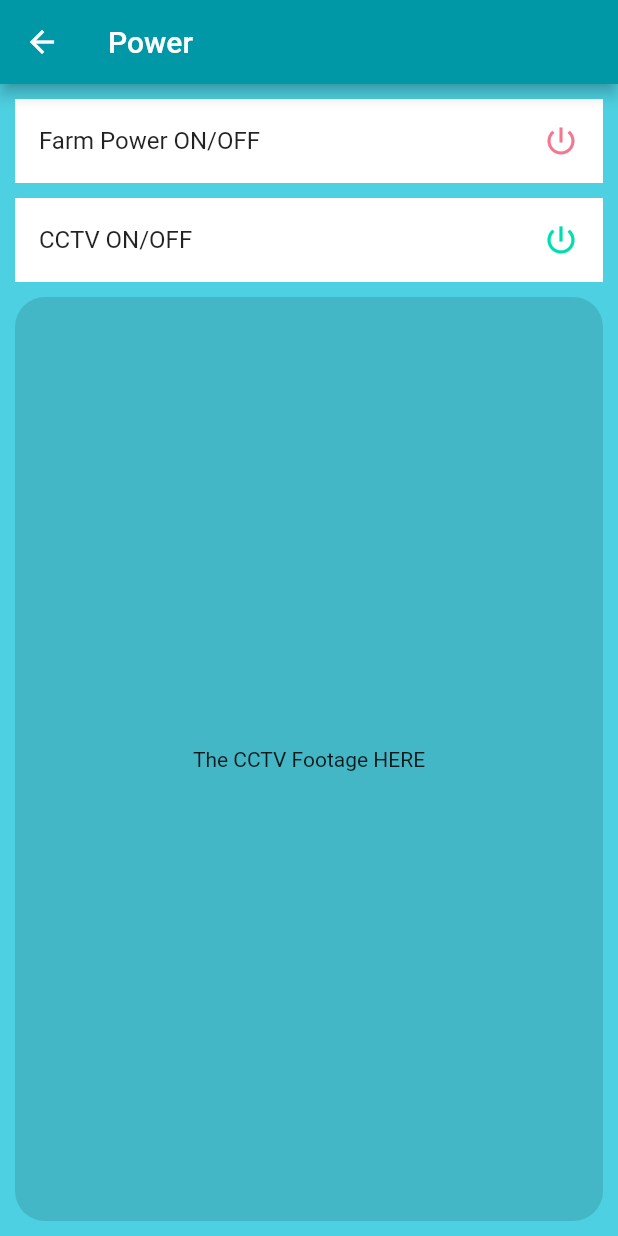
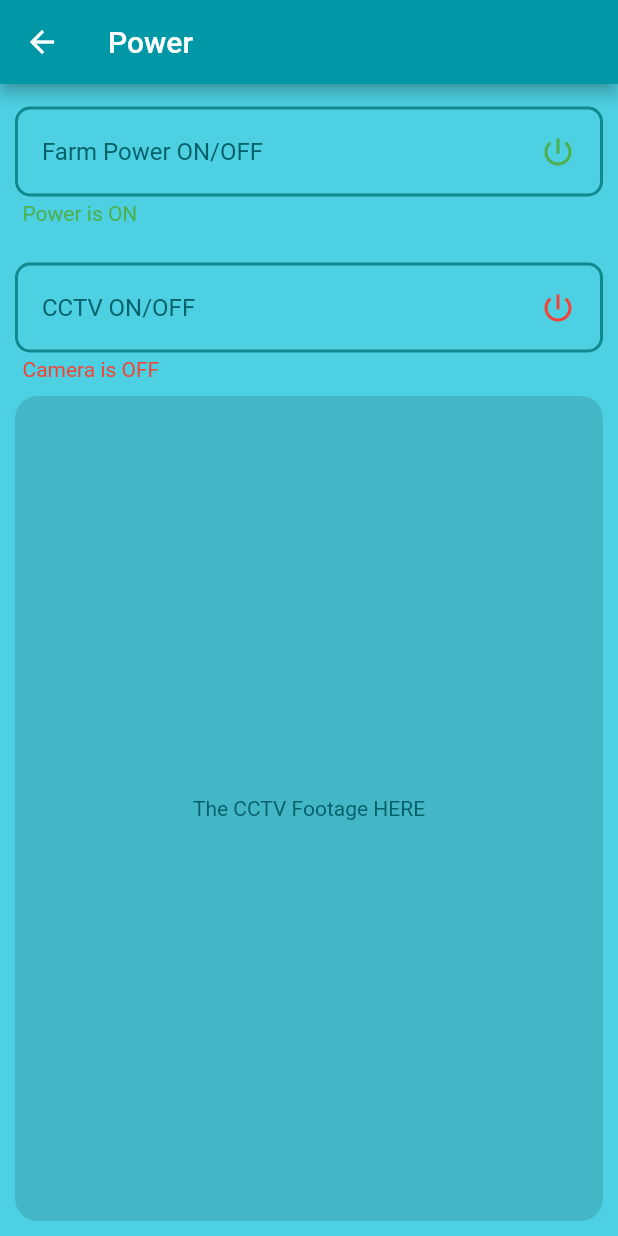
Before and after one commit to eqrakhattak/smart-biofloc-monitoring, a Flutter app: the PowerPage screen opened directly, on a phone screen of 412 x 824 dp. Run offline on Flutter 3.47's test engine with Material 2 defaults, Android fonts, the light colour scheme and no system bars; our stand-ins replace font_awesome_flutter.

Commit message:
Minor Changes

```diff
--- a/sci_fish/lib/constants.dart
+++ b/sci_fish/lib/constants.dart
@@ -0,0 +1,7 @@
+import 'package:flutter/material.dart';
+
+const Color activeCardColor = Color(0xFF0097A7);
+const Color inactiveCardColor = Color(0xFF00ACC1);
+const Color colorOn = Colors.green;
+const Color colorOff = Colors.red;
+const Color textColor = Color(0xFF046169);
--- a/sci_fish/lib/pages/control_page.dart
+++ b/sci_fish/lib/pages/control_page.dart
@@ -10,9 +10,7 @@ import 'package:sci_fish/pages/water_page.dart';
 import '../components/controller_card.dart';
 import '../components/icon_content.dart';
 import 'power_page.dart';
-
-const Color activeCardColor = Color(0xFF0097A7);
-const Color inactiveCardColor = Color(0xFF00ACC1);
+import 'package:sci_fish/constants.dart';
 
 class ControlPage extends StatefulWidget {
   final String title;
--- a/sci_fish/lib/pages/power_page.dart
+++ b/sci_fish/lib/pages/power_page.dart
@@ -1,12 +1,11 @@
+import 'package:flutter/cupertino.dart';
 import 'package:flutter/material.dart';
-import 'package:font_awesome_flutter/font_awesome_flutter.dart';
+import 'package:sci_fish/constants.dart';
 
-const Color iconColorOn = Color(0xFF00DEB1);
-const Color iconColorOff = Color(0xFFF37790);
-
+// Color(0xFF00DEB1)
+// Color(0xFFF37790)
 class PowerPage extends StatelessWidget {
   const PowerPage({Key? key}) : super(key: key);
-  // var borderrRadius = const BorderRadius.only(topRight: Radius.circular(32), bottomRight: Radius.circular(32));
 
   @override
   Widget build(BuildContext context) {
@@ -18,32 +17,62 @@ class PowerPage extends StatelessWidget {
         child: Padding(
           padding: const EdgeInsets.all(10.0),
           child: Column(
+            crossAxisAlignment: CrossAxisAlignment.start,
             children: [
-              ClipRRect(
-                borderRadius: BorderRadius.circular(50.0),
-                child: const ListTile(
-                  // leading: FlutterLogo(),
-                  title: Text('Farm Power ON/OFF'),
-                  trailing: Icon(Icons.power_settings_new),
-                  iconColor: iconColorOff,
-                  tileColor: Colors.white,
+              const SizedBox(
+                height: 5.0,
+              ),
+              ListTile(
+                title: const Text(
+                    'Farm Power ON/OFF',
+                  style: TextStyle(
+                    color: textColor,
+                  ),
+                ),
+                trailing: const Icon(Icons.power_settings_new),
+                iconColor: colorOn,
+                shape: RoundedRectangleBorder(
+                  side: const BorderSide(color: Color(0xFF10898d), width: 2),
+                  borderRadius: BorderRadius.circular(10),
+                ),
+                onTap: () => print('Power ON'),
+                //TODO: Change tap color to teal
+                //TODO: Add OnTap functionality
+              ),
+              const Padding(
+                padding: EdgeInsets.only(left: 5.0, top: 3.0),
+                child: Text(
+                    'Power is ON',
+                  style: TextStyle(
+                    color: colorOn,
+                  ),
                 ),
               ),
               const SizedBox(
-                height: 10.0,
+                height: 25.0,
               ),
-              ClipRRect(
-                borderRadius: BorderRadius.circular(20.0),
-                child: ListTile(
-
-                  title: const Text('CCTV ON/OFF'),
-                  trailing: Icon(Icons.power_settings_new),
-                  iconColor: iconColorOn,
-                  // style: 'Cabin',
-                  // shape: ,
-                  //RoundedRectangleBorder(borderRadius: borderrRadius,),
-                  tileColor: Colors.white,
-                  onTap: () => print('Camara ON'),
+              ListTile(
+                title: const Text(
+                    'CCTV ON/OFF',
+                  style: TextStyle(
+                    color: textColor,
+                  ),
+                ),
+                trailing: const Icon(Icons.power_settings_new),
+                iconColor: colorOff,
+                shape: RoundedRectangleBorder(
+                  side: const BorderSide(color: Color(0xFF10898d), width: 2),
+                  borderRadius: BorderRadius.circular(10),
+                ),
+                onTap: () => print('Camara Off'),
+              ),
+              const Padding(
+                padding: EdgeInsets.only(left: 5.0, top: 3.0),
+                child: Text(
+                    'Camera is OFF',
+                  style: TextStyle(
+                    color: colorOff,
+                  ),
                 ),
               ),
               const SizedBox(
@@ -51,12 +80,17 @@ class PowerPage extends StatelessWidget {
               ),
               Expanded(
                 child: ClipRRect(
-                  borderRadius: BorderRadius.circular(20.0),
+                  borderRadius: BorderRadius.circular(15.0),
                   child: Container(
                     width: double.infinity,
                     color: Colors.black12,
                     child: const Center(
-                      child: Text('The CCTV Footage HERE'),
+                      child: Text(
+                        'The CCTV Footage HERE',
+                        style: TextStyle(
+                          color: textColor,
+                        ),
+                      ),
                     ),
                   ),
                 ),
```
